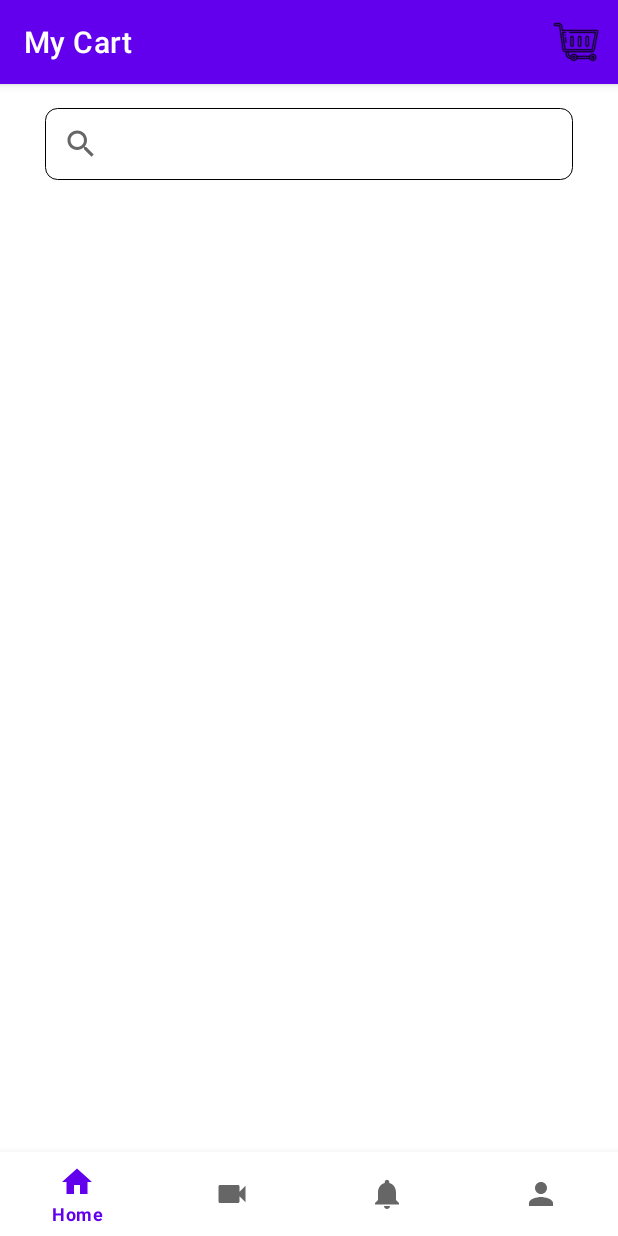
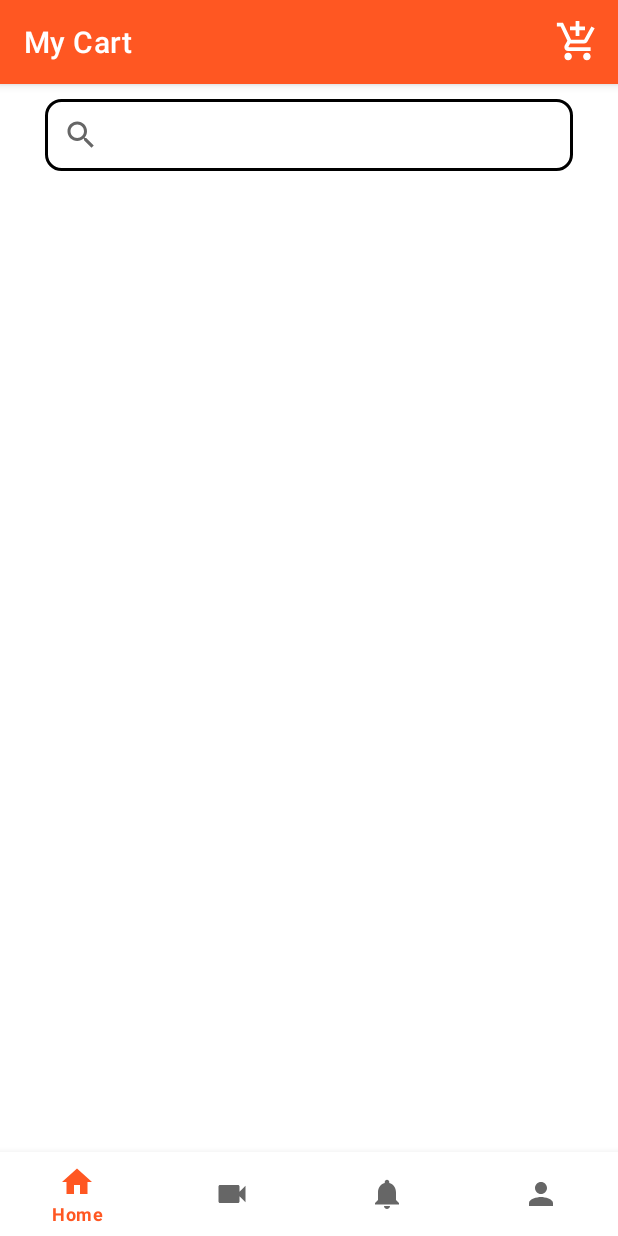
Before and after one commit to chiendq/Shopping-cart, an Android app: the screen it shows after launch (MainActivity), on a phone screen of 412 x 824 dp. Run offline under Robolectric (Android 15) with nearby library versions, the phone set to English and light mode, and no system bars; 1 statement that could not run was skipped.

Commit message:
Big update View

```diff
--- a/app/src/main/java/hanu/a2_1901040037/adapter/MyCardAdapter.java
+++ b/app/src/main/java/hanu/a2_1901040037/adapter/MyCardAdapter.java
@@ -25,7 +25,6 @@ public class MyCardAdapter extends RecyclerView.Adapter<MyCardAdapter.MyCardHold
 
     public MyCardAdapter(List<Product> productList) {
         this.productList = productList;
-
     }
 
     private ProductManager productManager;
--- a/app/src/main/java/hanu/a2_1901040037/adapter/ProductAdapter.java
+++ b/app/src/main/java/hanu/a2_1901040037/adapter/ProductAdapter.java
@@ -55,7 +55,7 @@ public class ProductAdapter extends RecyclerView.Adapter<ProductAdapter.ProductH
                     return;
                 }
                 productManager.addQuantity(product);
-                Toast.makeText(view.getContext(), "Selected " + product.getName().substring(0, product.getName().length() / 3), Toast.LENGTH_SHORT).show();
+//                Toast.makeText(view.getContext(), "Selected " + product.getName().substring(0, product.getName().length() / 3), Toast.LENGTH_SHORT).show();
             });
         }
     }
--- a/app/src/main/res/drawable/ic_baseline_add_shopping_cart_24.xml
+++ b/app/src/main/res/drawable/ic_baseline_add_shopping_cart_24.xml
@@ -1,6 +1,6 @@
 <vector xmlns:android="http://schemas.android.com/apk/res/android"
-    android:width="24dp"
-    android:height="24dp"
+    android:width="30dp"
+    android:height="30dp"
     android:viewportWidth="24"
     android:viewportHeight="24"
     android:tint="?attr/colorControlNormal">
--- a/app/src/main/res/drawable/item_product_background.xml
+++ b/app/src/main/res/drawable/item_cart_background.xml
@@ -2,7 +2,7 @@
 <shape
     xmlns:android="http://schemas.android.com/apk/res/android"
     android:shape="rectangle">
-    <solid android:color="#33FFFFFF" />
+
     <stroke
         android:width="1dp"
         android:color="#000000" />
--- a/app/src/main/res/drawable/shape_background_search.xml
+++ b/app/src/main/res/drawable/shape_background_search.xml
@@ -4,11 +4,11 @@
     android:shape="rectangle">
     <solid android:color="#33FFFFFF" />
     <stroke
-        android:width="0.5dp"
+        android:width="2dp"
         android:color="#000000" />
     <corners
-        android:bottomLeftRadius="8dp"
-        android:bottomRightRadius="8dp"
-        android:topLeftRadius="8dp"
-        android:topRightRadius="8dp" />
+        android:bottomLeftRadius="10dp"
+        android:bottomRightRadius="10dp"
+        android:topLeftRadius="10dp"
+        android:topRightRadius="10dp" />
 </shape>
--- a/app/src/main/res/layout/activity_main.xml
+++ b/app/src/main/res/layout/activity_main.xml
@@ -11,36 +11,33 @@
         android:layout_width="match_parent"
         android:layout_height="wrap_content"
         android:layout_marginLeft="30dp"
-        android:layout_marginTop="16dp"
+        android:layout_marginTop="10dp"
         android:layout_marginRight="30dp"
         android:background="@drawable/shape_background_search"
-        android:queryHint="search"
+        android:queryHint="Search"
+        app:layout_constraintBottom_toTopOf="@id/bottom_navigation"
         app:layout_constraintEnd_toEndOf="parent"
-        app:layout_constraintHorizontal_bias="0.5"
+        app:layout_constraintHorizontal_bias="0.733"
         app:layout_constraintStart_toStartOf="parent"
         app:layout_constraintTop_toTopOf="parent"
-        app:queryBackground="@null" />
+        app:layout_constraintVertical_bias="0.0" />
 
     <androidx.recyclerview.widget.RecyclerView
         android:id="@+id/recyclerViewProduct"
         android:layout_width="match_parent"
         android:layout_height="0dp"
-        android:layout_marginLeft="20dp"
-        android:layout_marginTop="30dp"
-        android:layout_marginRight="20dp"
-        android:layout_marginBottom="20dp"
-        android:paddingBottom="?attr/actionBarSize"
-        app:layout_constraintTop_toBottomOf="@+id/searchViewBar"
+        android:layout_marginTop="10dp"
+        app:layout_constraintBottom_toTopOf="@id/bottom_navigation"
         app:layout_constraintLeft_toLeftOf="parent"
         app:layout_constraintRight_toRightOf="parent"
-        app:layout_constraintBottom_toBottomOf="@id/bottom_navigation"
-        app:layout_constraintVertical_bias="0.529" />
+        app:layout_constraintTop_toBottomOf="@id/searchViewBar"
+        app:layout_constraintVertical_bias="0.0" />
 
     <com.google.android.material.bottomnavigation.BottomNavigationView
         android:id="@+id/bottom_navigation"
         android:layout_width="match_parent"
         android:layout_height="wrap_content"
         app:layout_constraintBottom_toBottomOf="parent"
-        app:menu="@menu/menu_bottom_navigation"/>
+        app:menu="@menu/menu_bottom_navigation" />
 
 </androidx.constraintlayout.widget.ConstraintLayout>
--- a/app/src/main/res/menu/main_menu.xml
+++ b/app/src/main/res/menu/main_menu.xml
@@ -4,8 +4,8 @@
 
     <item
         android:id="@+id/btnCard"
-        android:enabled="true"
-        android:icon="@drawable/icon_cart"
+        android:icon="@drawable/ic_baseline_add_shopping_cart_24"
         android:title="@string/card"
+        android:visible="true"
         app:showAsAction="always" />
 </menu>
--- a/app/src/main/res/values/colors.xml
+++ b/app/src/main/res/values/colors.xml
@@ -7,4 +7,5 @@
     <color name="teal_700">#FF018786</color>
     <color name="black">#FF000000</color>
     <color name="white">#FFFFFFFF</color>
+    <color name="priceAndDong">#FF5722</color>
 </resources>
--- a/app/src/main/res/values/themes.xml
+++ b/app/src/main/res/values/themes.xml
@@ -2,7 +2,7 @@
     <!-- Base application theme. -->
     <style name="Theme.MyCart" parent="Theme.MaterialComponents.DayNight.DarkActionBar">
         <!-- Primary brand color. -->
-        <item name="colorPrimary">@color/purple_500</item>
+        <item name="colorPrimary">@color/priceAndDong</item>
         <item name="colorPrimaryVariant">@color/purple_700</item>
         <item name="colorOnPrimary">@color/white</item>
         <!-- Secondary brand color. -->
```
Also changed, not shown: app/src/main/res/drawable/color_gradient.xml (added, +9 -0 lines), app/src/main/res/drawable/ic_baseline_shopping_cart_24.xml (deleted, +0 -10 lines), app/src/main/res/layout/activity_my_cart.xml (+18 -14 lines), app/src/main/res/layout/item_product_cart.xml (+18 -6 lines), app/src/main/res/layout/item_product_main.xml (+20 -5 lines), app/src/main/java/hanu/a2_1901040037/asyntask/GetProductsAsyncTask.java (line endings or trailing spaces), app/src/main/res/drawable/icon_cart.png (deleted).
